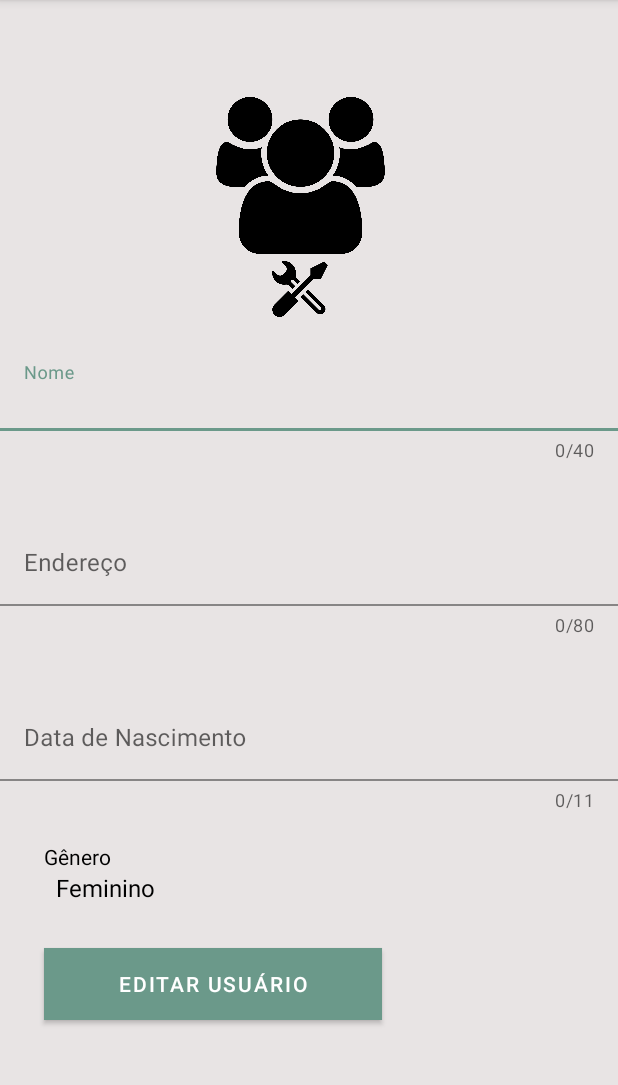
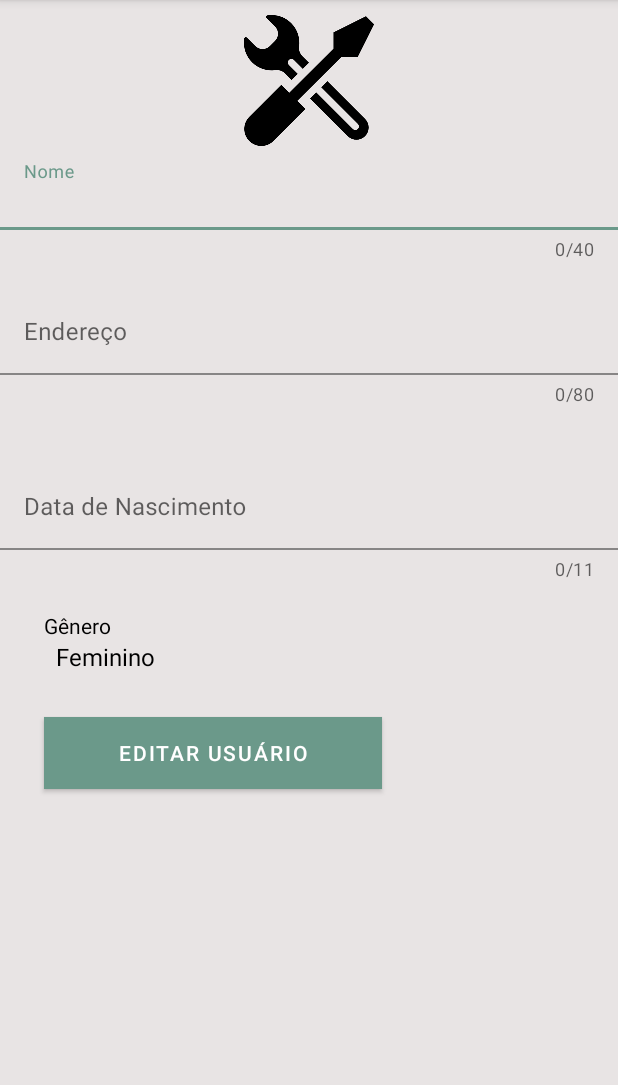
Before and after one commit to evandroLutz/AppAndroidExampleFragments, an Android app: the fragment EditarFragment shown on its own in the app's theme, on a phone screen of 412 x 824 dp, the part 84-1169 px from its top. Run offline under Robolectric (Android 15) with nearby library versions, the phone set to English and light mode, and no system bars; 1 statement that could not run was skipped.

Commit message:
ajusta posicionamento fragments

```diff
--- a/app/src/main/res/layout/fragment_cadastra.xml
+++ b/app/src/main/res/layout/fragment_cadastra.xml
@@ -20,14 +20,13 @@
             android:layout_height="114dp"
             android:layout_marginStart="@dimen/linearImg"
             android:layout_marginLeft="@dimen/linearImg"
-            android:layout_marginTop="@dimen/ItemExibeTopOne"
+            android:layout_marginTop="10dp"
             app:srcCompat="@drawable/users_icon" />
 
         <com.google.android.material.textfield.TextInputLayout
             android:id="@+id/nomeUsuario"
             android:layout_width="match_parent"
             android:layout_height="wrap_content"
-            android:layout_marginTop="20dp"
             android:layout_marginBottom="20dp"
             app:boxBackgroundColor="@null"
             app:counterEnabled="true"
@@ -115,7 +114,6 @@
             android:layout_margin="@dimen/linearContent"
             android:layout_marginStart="@dimen/linearContent"
             android:layout_marginLeft="@dimen/linearContent"
-            android:layout_marginTop="@dimen/linearContent"
             android:layout_marginEnd="@dimen/linearContent"
             android:layout_marginRight="@dimen/linearContent"
             android:layout_marginBottom="@dimen/linearContent"
--- a/app/src/main/res/layout/fragment_editar.xml
+++ b/app/src/main/res/layout/fragment_editar.xml
@@ -14,28 +14,18 @@
         android:background="@color/ming"
         android:orientation="vertical">
 
-        <ImageView
-            android:id="@+id/imageView"
-            android:layout_width="250dp"
-            android:layout_height="114dp"
-            android:layout_marginStart="@dimen/linearImg"
-            android:layout_marginLeft="@dimen/linearImg"
-            android:layout_marginTop="@dimen/ItemExibeTopOne"
-            app:srcCompat="@drawable/users_icon" />
 
         <ImageView
             android:id="@+id/imageView3"
-            android:layout_width="400dp"
-            android:layout_height="37dp"
+            android:layout_width="match_parent"
+            android:layout_height="87dp"
+            android:layout_marginTop="10dp"
             app:srcCompat="@drawable/ferramenta_icon" />
-
 
         <com.google.android.material.textfield.TextInputLayout
             android:id="@+id/nomeUsuario"
             android:layout_width="match_parent"
             android:layout_height="wrap_content"
-            android:layout_marginTop="20dp"
-            android:layout_marginBottom="20dp"
             app:boxBackgroundColor="@null"
             app:counterEnabled="true"
             app:counterMaxLength="40"
@@ -122,7 +112,6 @@
             android:layout_margin="@dimen/linearContent"
             android:layout_marginStart="@dimen/linearContent"
             android:layout_marginLeft="@dimen/linearContent"
-            android:layout_marginTop="@dimen/linearContent"
             android:layout_marginEnd="@dimen/linearContent"
             android:layout_marginRight="@dimen/linearContent"
             android:layout_marginBottom="@dimen/linearContent"
```
